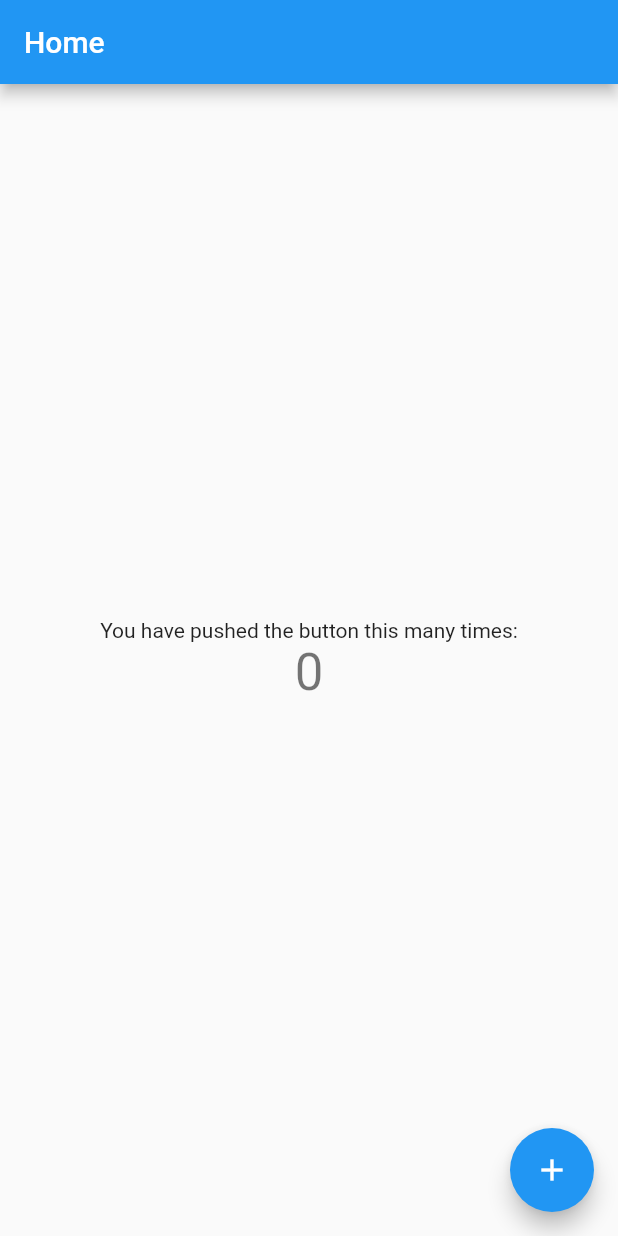
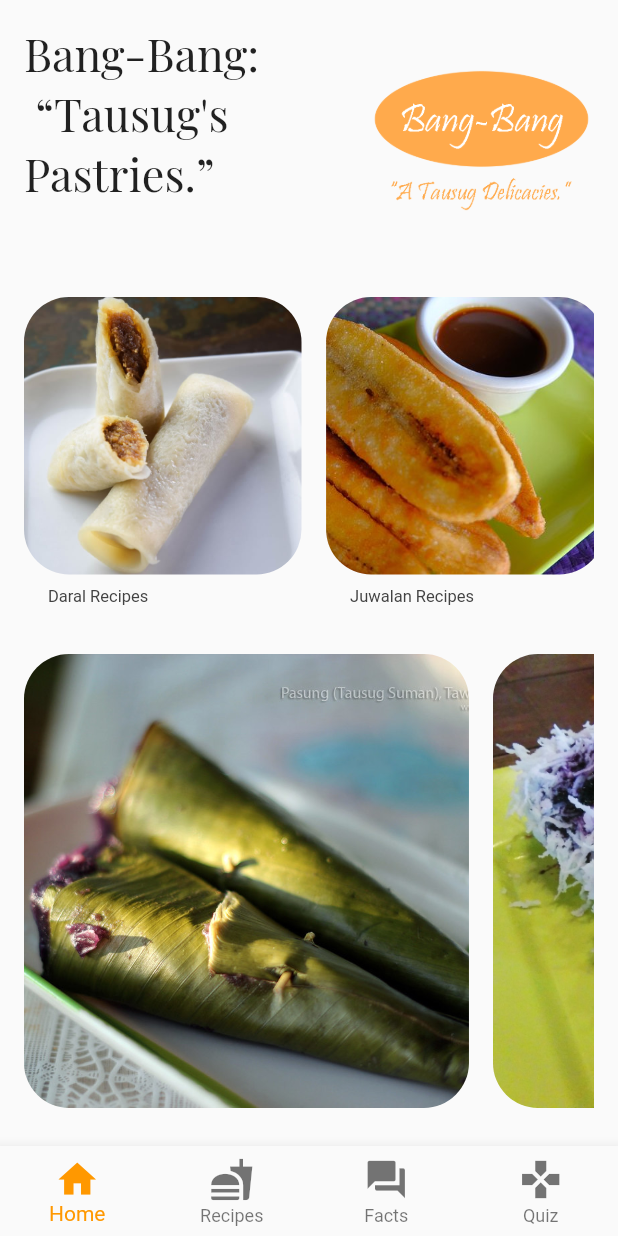
Before and after one commit to kusman28/Bang-Bang, a Flutter app: the screen it shows after launch, on a phone screen of 412 x 824 dp. Run offline on Flutter 3.47's test engine with Material 2 defaults, Android fonts, the phone set to English and light mode, and no system bars; our stand-ins replace google_fonts.

```diff
--- a/lib/main.dart
+++ b/lib/main.dart
@@ -1,3 +1,4 @@
+import 'package:bang_bang/screens/home_screen.dart';
 import 'package:flutter/material.dart';
 
 void main() {
@@ -20,98 +21,14 @@ class MyApp extends StatelessWidget {
         // or simply save your changes to "hot reload" in a Flutter IDE).
         // Notice that the counter didn't reset back to zero; the application
         // is not restarted.
-        primarySwatch: Colors.blue,
+        primarySwatch: Colors.orange,
         // This makes the visual density adapt to the platform that you run
         // the app on. For desktop platforms, the controls will be smaller and
         // closer together (more dense) than on mobile platforms.
         visualDensity: VisualDensity.adaptivePlatformDensity,
       ),
-      home: MyHomePage(title: 'Home'),
+      debugShowCheckedModeBanner: false,
+      home: HomeScreen(),
     );
   }
 }
-
-class MyHomePage extends StatefulWidget {
-  MyHomePage({Key key, this.title}) : super(key: key);
-
-  // This widget is the home page of your application. It is stateful, meaning
-  // that it has a State object (defined below) that contains fields that affect
-  // how it looks.
-
-  // This class is the configuration for the state. It holds the values (in this
-  // case the title) provided by the parent (in this case the App widget) and
-  // used by the build method of the State. Fields in a Widget subclass are
-  // always marked "final".
-
-  final String title;
-
-  @override
-  _MyHomePageState createState() => _MyHomePageState();
-}
-
-class _MyHomePageState extends State<MyHomePage> {
-  int _counter = 0;
-
-  void _incrementCounter() {
-    setState(() {
-      // This call to setState tells the Flutter framework that something has
-      // changed in this State, which causes it to rerun the build method below
-      // so that the display can reflect the updated values. If we changed
-      // _counter without calling setState(), then the build method would not be
-      // called again, and so nothing would appear to happen.
-      _counter++;
-    });
-  }
-
-  @override
-  Widget build(BuildContext context) {
-    // This method is rerun every time setState is called, for instance as done
-    // by the _incrementCounter method above.
-    //
-    // The Flutter framework has been optimized to make rerunning build methods
-    // fast, so that you can just rebuild anything that needs updating rather
-    // than having to individually change instances of widgets.
-    return Scaffold(
-      appBar: AppBar(
-        // Here we take the value from the MyHomePage object that was created by
-        // the App.build method, and use it to set our appbar title.
-        title: Text(widget.title),
-      ),
-      body: Center(
-        // Center is a layout widget. It takes a single child and positions it
-        // in the middle of the parent.
-        child: Column(
-          // Column is also a layout widget. It takes a list of children and
-          // arranges them vertically. By default, it sizes itself to fit its
-          // children horizontally, and tries to be as tall as its parent.
-          //
-          // Invoke "debug painting" (press "p" in the console, choose the
-          // "Toggle Debug Paint" action from the Flutter Inspector in Android
-          // Studio, or the "Toggle Debug Paint" command in Visual Studio Code)
-          // to see the wireframe for each widget.
-          //
-          // Column has various properties to control how it sizes itself and
-          // how it positions its children. Here we use mainAxisAlignment to
-          // center the children vertically; the main axis here is the vertical
-          // axis because Columns are vertical (the cross axis would be
-          // horizontal).
-          mainAxisAlignment: MainAxisAlignment.center,
-          children: <Widget>[
-            Text(
-              'You have pushed the button this many times:',
-            ),
-            Text(
-              '$_counter',
-              style: Theme.of(context).textTheme.headline4,
-            ),
-          ],
-        ),
-      ),
-      floatingActionButton: FloatingActionButton(
-        onPressed: _incrementCounter,
-        tooltip: 'Increment',
-        child: Icon(Icons.add),
-      ), // This trailing comma makes auto-formatting nicer for build methods.
-    );
-  }
-}
--- /dev/null
+++ b/lib/screens/home_screen.dart
@@ -0,0 +1,232 @@
+import 'detail_screen.dart';
+import 'package:flutter/material.dart';
+import 'package:google_fonts/google_fonts.dart';
+
+class HomeScreen extends StatefulWidget {
+  @override
+  _HomeScreenState createState() => _HomeScreenState();
+}
+
+class _HomeScreenState extends State<HomeScreen> {
+  int selectedIndex = 0;
+
+  ///Image paths and food names
+  final images = [
+    "images/daral.jpg",
+    "images/juwalan.jpg",
+    "images/wadjit.jpg",
+    "images/putli_mandi.jpg",
+    "images/pasung.jpg",
+  ];
+
+  final foodNames = ["Daral", "Juwalan", "Wadjit", "Putli Mandi", "Pasung"];
+
+  @override
+  Widget build(BuildContext context) {
+    ///For screen size
+    final size = MediaQuery.of(context).size;
+    return Scaffold(
+      bottomNavigationBar: BottomNavigationBar(
+        items: [
+          BottomNavigationBarItem(icon: Icon(Icons.home), title: Text("Home")),
+          BottomNavigationBarItem(
+              icon: Icon(Icons.fastfood), title: Text("Recipes")),
+          BottomNavigationBarItem(
+              icon: Icon(Icons.question_answer), title: Text("Facts")),
+          BottomNavigationBarItem(
+              icon: Icon(Icons.gamepad), title: Text("Quiz")),
+        ],
+        iconSize: 30,
+        currentIndex: selectedIndex,
+        onTap: (index) {
+          setState(() {
+            selectedIndex = index;
+          });
+        },
+        type: BottomNavigationBarType.fixed,
+      ),
+      body: SafeArea(
+        child: Container(
+          width: double.infinity,
+          padding: const EdgeInsets.all(16),
+          child: SingleChildScrollView(
+            child: Column(
+              children: <Widget>[
+                ///Container for Header
+                Container(
+                  child: Row(
+                    crossAxisAlignment: CrossAxisAlignment.start,
+                    children: <Widget>[
+                      Expanded(
+                        child: Text(
+                          "Bang-Bang:\n “Tausug's Pastries.”",
+                          style: GoogleFonts.playfairDisplay(fontSize: 30),
+                        ),
+                      ),
+
+                      ///For spacing
+                      SizedBox(
+                        width: 50,
+                      ),
+                      Image.asset(
+                        'images/app_logo.png',
+                        height: 150,
+                        fit: BoxFit.fitWidth,
+                      ),
+                      // IconButton(
+                      //   icon: Icon(Icons.search),
+                      //   color: Colors.grey[800],
+                      //   onPressed: () {},
+                      // ),
+                      // IconButton(
+                      //   icon: Icon(Icons.notifications_none),
+                      //   color: Colors.grey[800],
+                      //   onPressed: () {},
+                      // ),
+                    ],
+                  ),
+                ),
+
+                ///For vertical Spacing
+                SizedBox(
+                  height: 32,
+                ),
+
+                ///Container For List of Recipes type
+                ///Give 25 percent height relative to screen
+                Container(
+                  height: size.height * 0.25,
+                  child: ListView.separated(
+                      scrollDirection: Axis.horizontal,
+                      shrinkWrap: true,
+                      itemBuilder: (context, index) {
+                        return AspectRatio(
+                            aspectRatio: 0.9 / 1,
+
+                            ///Width : screen,
+                            child: Column(
+                              crossAxisAlignment: CrossAxisAlignment.start,
+                              children: <Widget>[
+                                Expanded(
+                                  child: Container(
+                                    child: ClipRRect(
+                                      child: Image.asset(
+                                        images[index],
+                                        fit: BoxFit.cover,
+                                      ),
+                                      borderRadius: BorderRadius.circular(30),
+                                    ),
+                                  ),
+                                ),
+
+                                ///Add Text Also,
+                                SizedBox(
+                                  height: 8,
+                                ),
+
+                                ///For spacing
+                                Padding(
+                                  padding: const EdgeInsets.symmetric(
+                                      horizontal: 16.0),
+                                  child: Text(
+                                    "${foodNames[index]} Recipes",
+                                    style: GoogleFonts.roboto(
+                                        color: Colors.grey[800], fontSize: 11),
+                                  ),
+                                )
+                              ],
+                            ));
+                      },
+                      separatorBuilder: (context, _) => SizedBox(
+                            width: 16,
+                          ),
+                      itemCount: 4),
+                ),
+
+                ///For vertical spacing
+                SizedBox(
+                  height: 32,
+                ),
+
+                ///For quick recipe list
+                Container(
+                  height: size.height * 0.4,
+                  child: ListView.separated(
+                      scrollDirection: Axis.horizontal,
+                      shrinkWrap: true,
+                      itemBuilder: (context, index) {
+                        return GestureDetector(
+                          onTap: () {
+                            Navigator.push(
+                                context,
+                                MaterialPageRoute(
+                                    builder: (context) =>
+                                        DetailScreen(images[4 - index])));
+                          },
+                          child: AspectRatio(
+                              aspectRatio: 0.9 / 1,
+
+                              ///Width : screen,
+                              child: Column(
+                                crossAxisAlignment: CrossAxisAlignment.start,
+                                children: <Widget>[
+                                  Expanded(
+                                    child: Hero(
+                                      child: Container(
+                                        child: ClipRRect(
+                                          child: Image.asset(
+                                            images[4 - index],
+                                            fit: BoxFit.cover,
+                                          ),
+                                          borderRadius:
+                                              BorderRadius.circular(30),
+                                        ),
+                                      ),
+                                      tag: images[4 - index],
+                                    ),
+                                  ),
+
+                                  ///Add Text Also,
+                                  SizedBox(
+                                    height: 8,
+                                  ),
+
+                                  ///For spacing
+                                  Padding(
+                                    padding: const EdgeInsets.symmetric(
+                                        horizontal: 16.0),
+                                    child: Text(
+                                      "${foodNames[4 - index]}",
+                                      style: GoogleFonts.roboto(
+                                          color: Colors.grey[800],
+                                          fontSize: 16,
+                                          fontWeight: FontWeight.bold),
+                                    ),
+                                  ),
+                                  // Padding(
+                                  //   padding: const EdgeInsets.symmetric(
+                                  //       horizontal: 16.0),
+                                  //   child: Text(
+                                  //     "Recipe by Sarah Ahmed",
+                                  //     style: GoogleFonts.roboto(
+                                  //         color: Colors.grey[600],
+                                  //         fontSize: 11),
+                                  //   ),
+                                  // )
+                                ],
+                              )),
+                        );
+                      },
+                      separatorBuilder: (context, _) => SizedBox(
+                            width: 16,
+                          ),
+                      itemCount: 4),
+                ),
+              ],
+            ),
+          ),
+        ),
+      ),
+    );
+  }
+}
--- a/pubspec.yaml
+++ b/pubspec.yaml
@@ -28,6 +28,7 @@ dependencies:
   # The following adds the Cupertino Icons font to your application.
   # Use with the CupertinoIcons class for iOS style icons.
   cupertino_icons: ^1.0.0
+  google_fonts: ^1.0.0
 
 dev_dependencies:
   flutter_test:
@@ -45,7 +46,8 @@ flutter:
   uses-material-design: true
 
   # To add assets to your application, add an assets section, like this:
-  # assets:
+  assets:
+    - images/
   #   - images/a_dot_burr.jpeg
   #   - images/a_dot_ham.jpeg
 
```
Also changed, not shown: lib/screens/detail_screen.dart (added, +248 -0 lines), images/app_logo.png (renamed from assets/images/app_logo.png), images/burger.jpg (added), images/chicken_g.jpg (added), images/chiken_f.jpeg (added), images/daral.jpg (added), images/juwalan.jpg (added), images/pasung.jpg (added), images/pizza.jpg (added), images/putli_mandi.jpg (added), images/spaghetti.jpg (added), images/wadjit.jpg (added), pubspec.lock.
